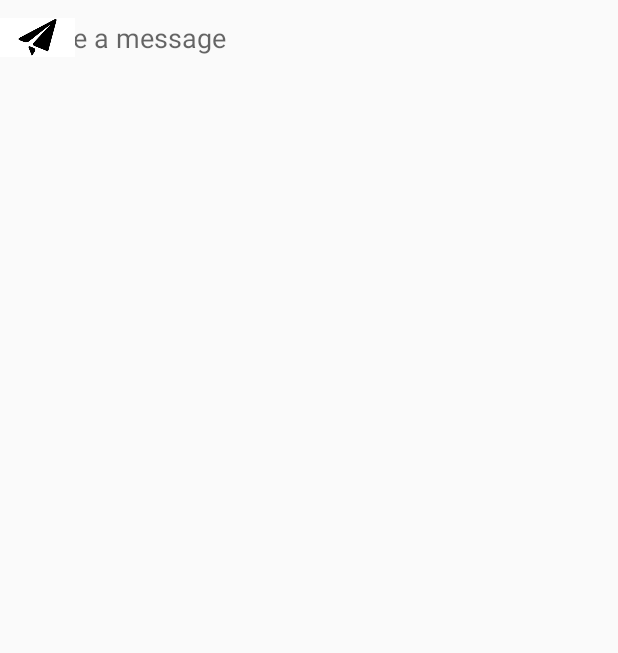
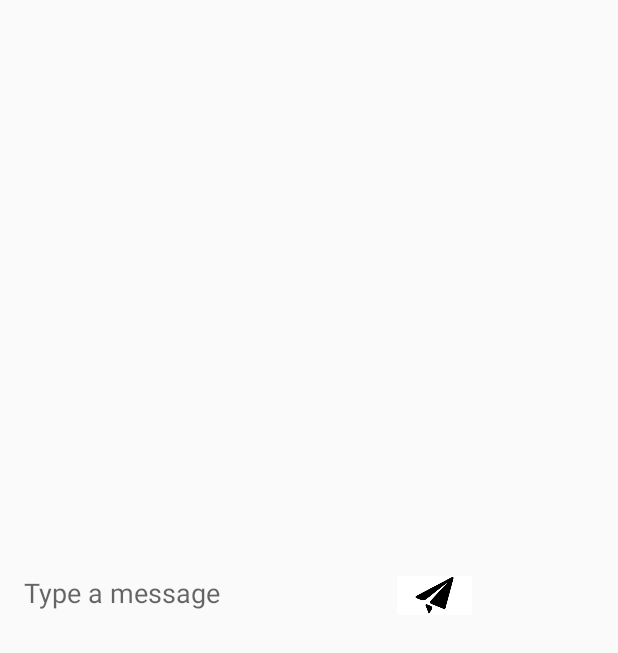
Before and after one commit to zisyang/ChatApplication277, an Android app: the layout activity_chat.xml on its own in the app's theme, with its tools: preview values and no code run, on a phone screen of 412 x 824 dp. Shown: the top 653 px of the screen. Run offline under Robolectric (Android 15) with nearby library versions, the phone set to English and light mode, and no system bars.

Commit message:
updated xml layout

```diff
--- a/app/src/main/res/layout/activity_chat.xml
+++ b/app/src/main/res/layout/activity_chat.xml
@@ -9,11 +9,12 @@
 
     <androidx.recyclerview.widget.RecyclerView
         android:id="@+id/chatRecyclerView"
+        android:layout_width="match_parent"
+        android:layout_height="wrap_content"
         android:layout_above="@+id/linearlayout"
         android:layout_alignParentTop="true"
-        android:layout_width="match_parent"
-        android:layout_height="wrap_content"
-       />
+        android:layout_marginTop="0dp"
+        android:layout_marginBottom="0dp" />
 
     <LinearLayout
         android:id="@+id/linearlayout"
@@ -28,17 +29,23 @@
         android:id="@+id/messageBox"
         android:layout_width="wrap_content"
         android:layout_height="50dp"
-            android:hint="Type a message"
-            android:layout_marginLeft="10dp"
-            android:paddingLeft="10dp"
+        android:layout_alignParentStart="true"
+        android:layout_alignParentTop="true"
+        android:layout_marginStart="16dp"
+        android:layout_marginTop="370dp"
+        android:layout_weight="85"
         android:background="@drawable/message_box_background"
-            android:layout_weight="85"/>
+        android:hint="Type a message" />
 
     <ImageView
         android:id="@+id/sentButton"
         android:layout_width="50dp"
         android:layout_height="50dp"
-            android:src="@drawable/send"
-            android:layout_weight="20"/>
+        android:layout_alignParentTop="true"
+        android:layout_alignParentEnd="true"
+        android:layout_marginTop="372dp"
+        android:layout_marginEnd="97dp"
+        android:layout_weight="20"
+        android:src="@drawable/send" />
 
 </RelativeLayout>
--- a/app/src/main/res/layout/recieve.xml
+++ b/app/src/main/res/layout/recieve.xml
@@ -14,6 +14,8 @@
         android:id="@+id/txt_receive_message"
         android:layout_width="wrap_content"
         android:layout_height="wrap_content"
+        android:layout_alignParentTop="true"
+        android:layout_alignParentEnd="true"
         android:padding="10dp"
         android:text="This is receive message"
         android:textSize="18sp" />
--- a/app/src/main/res/layout/sent.xml
+++ b/app/src/main/res/layout/sent.xml
@@ -14,9 +14,9 @@
         android:id="@+id/txt_sent_message"
         android:layout_width="wrap_content"
         android:layout_height="wrap_content"
+        android:padding="10dp"
         android:text="This is sent message"
         android:textColor="@color/black"
-        android:padding="10dp"
         android:textSize="18sp"/>
 
 </RelativeLayout>
```
Lines whose indentation alone changed are shown as unchanged.
